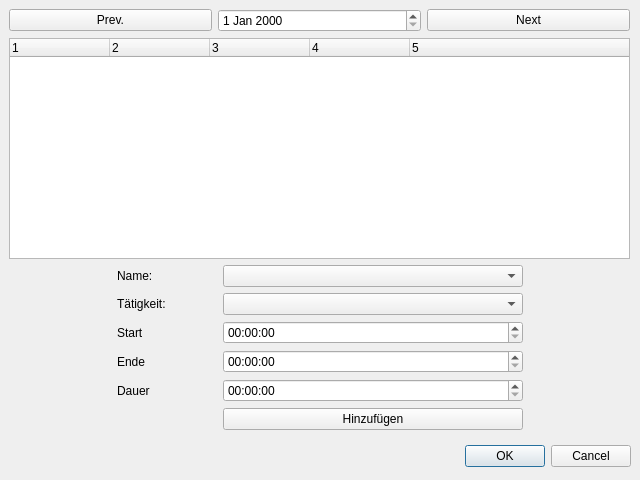
marcohartung/TimeLog, file dayviewdlg.ui: the form before one commit.
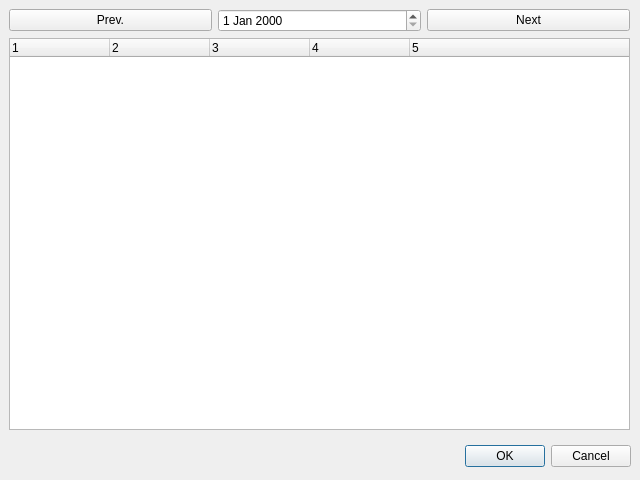
The form after the commit.

```diff
--- a/dayviewdlg.ui
+++ b/dayviewdlg.ui
@@ -92,110 +92,6 @@
       </column>
      </widget>
     </item>
-    <item>
-     <layout class="QHBoxLayout" name="horizontalLayout_2">
-      <item>
-       <spacer name="horizontalSpacer_2">
-        <property name="orientation">
-         <enum>Qt::Horizontal</enum>
-        </property>
-        <property name="sizeHint" stdset="0">
-         <size>
-          <width>40</width>
-          <height>20</height>
-         </size>
-        </property>
-       </spacer>
-      </item>
-      <item>
-       <layout class="QGridLayout" name="gridLayout">
-        <item row="2" column="0">
-         <widget class="QLabel" name="label">
-          <property name="text">
-           <string>Start</string>
-          </property>
-         </widget>
-        </item>
-        <item row="5" column="1">
-         <widget class="QPushButton" name="pbAddSave">
-          <property name="text">
-           <string>Hinzufügen</string>
-          </property>
-         </widget>
-        </item>
-        <item row="1" column="1">
-         <widget class="QComboBox" name="cbAddSubProj"/>
-        </item>
-        <item row="4" column="1">
-         <widget class="QTimeEdit" name="teAddSpan"/>
-        </item>
-        <item row="0" column="0">
-         <widget class="QLabel" name="label_2">
-          <property name="minimumSize">
-           <size>
-            <width>100</width>
-            <height>0</height>
-           </size>
-          </property>
-          <property name="text">
-           <string>Name:</string>
-          </property>
-         </widget>
-        </item>
-        <item row="4" column="0">
-         <widget class="QLabel" name="label_4">
-          <property name="text">
-           <string>Dauer</string>
-          </property>
-         </widget>
-        </item>
-        <item row="0" column="1">
-         <widget class="QComboBox" name="cbAddProj">
-          <property name="minimumSize">
-           <size>
-            <width>300</width>
-            <height>0</height>
-           </size>
-          </property>
-         </widget>
-        </item>
-        <item row="1" column="0">
-         <widget class="QLabel" name="label_5">
-          <property name="text">
-           <string>Tätigkeit:</string>
-          </property>
-         </widget>
-        </item>
-        <item row="3" column="0">
-         <widget class="QLabel" name="label_3">
-          <property name="text">
-           <string>Ende</string>
-          </property>
-         </widget>
-        </item>
-        <item row="3" column="1">
-         <widget class="QTimeEdit" name="teAddStop"/>
-        </item>
-        <item row="2" column="1">
-         <widget class="QTimeEdit" name="teAddStart"/>
-        </item>
-       </layout>
-      </item>
-      <item>
-       <spacer name="horizontalSpacer">
-        <property name="orientation">
-         <enum>Qt::Horizontal</enum>
-        </property>
-        <property name="sizeHint" stdset="0">
-         <size>
-          <width>40</width>
-          <height>20</height>
-         </size>
-        </property>
-       </spacer>
-      </item>
-     </layout>
-    </item>
    </layout>
   </widget>
  </widget>
```
